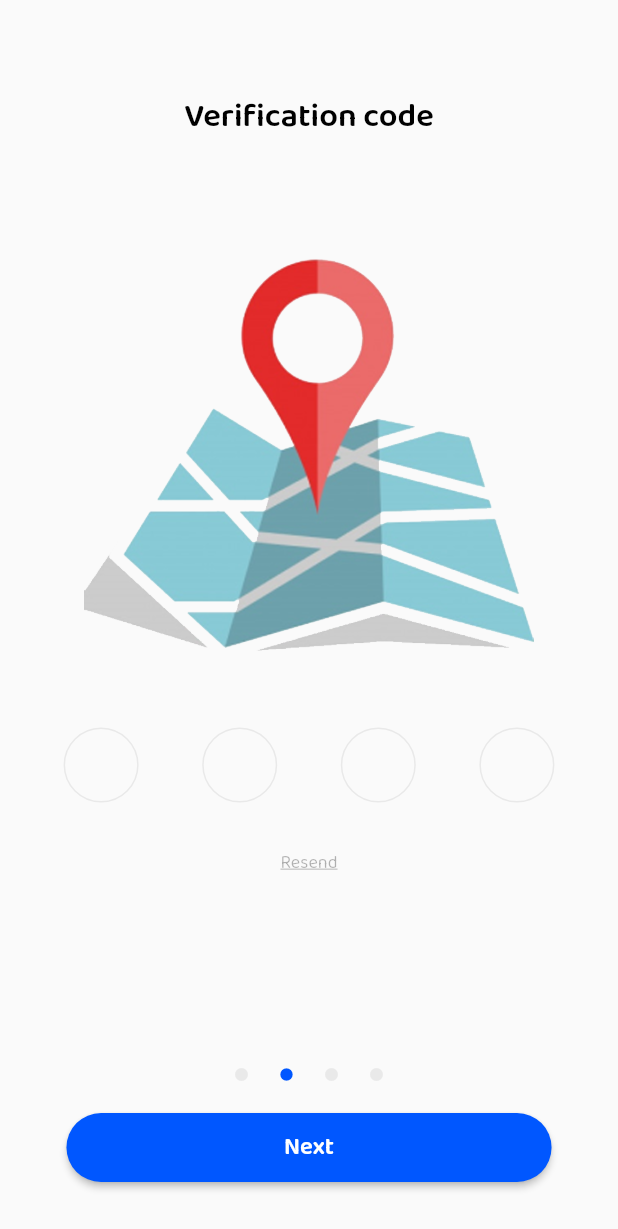
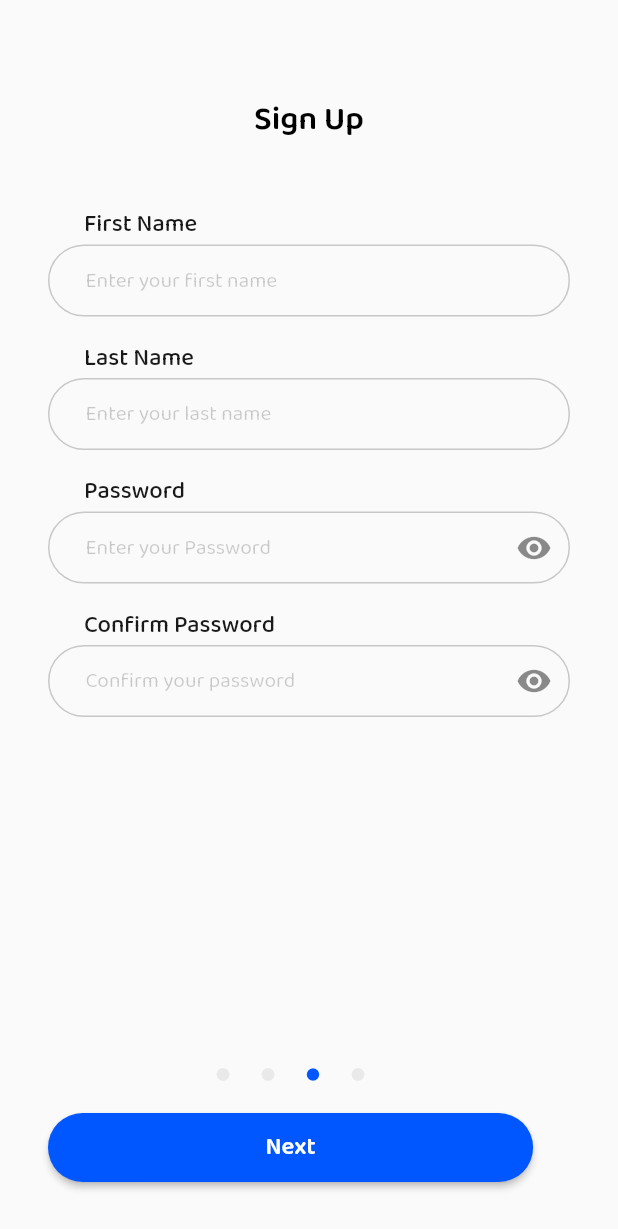
Before and after one commit to Lucki-Media/Flutter-Pinolo, a Flutter app: the Verification_page screen opened directly, after a tap on "Next", on a phone screen of 412 x 824 dp. Shown: the top 1229 px of the screen. Run offline on Flutter 3.47's test engine with Material 2 defaults, Android fonts, the light colour scheme and no system bars; drawn by our look-alikes of pin_code_fields; our stand-ins replace flutter_colorpicker, intl_phone_field, intro_slider.

Commit message:
personal info and vehicle info page.

```diff
--- /dev/null
+++ b/lib/src/ui/personal_info.dart
@@ -0,0 +1,190 @@
+import 'package:flutter/material.dart';
+import 'package:pinolo/src/ui/vehicle_info.dart';
+import 'package:pinolo/src/utils/app_colors.dart';
+import 'package:pinolo/src/utils/app_common.dart';
+import 'package:pinolo/src/utils/strings.dart';
+
+class PersonalInfo extends StatefulWidget {
+  const PersonalInfo({Key? key}) : super(key: key);
+
+  @override
+  State<PersonalInfo> createState() => _PersonalInfoState();
+}
+
+class _PersonalInfoState extends State<PersonalInfo> {
+
+  bool _isObscure = true;
+  bool _isObscure2 = true;
+  @override
+  Widget build(BuildContext context) {
+    return Scaffold(
+      resizeToAvoidBottomInset: false,
+      body: Stack(
+        children: [
+          Padding(
+            padding: const EdgeInsets.all(32.0),
+            child: Column(
+              children: [
+                SizedBox(
+                  height: 30,
+                ),
+                const Text(
+                  Strings.kSignUp,
+                  style: TextStyle(
+                    fontSize: 22,
+                    color: AppColors.kBlack,
+                    fontFamily: 'Baloo2SemiBold',
+                  ),
+                ),
+                SizedBox(
+                  height: 40,
+                ),
+                Padding(
+                  padding: const EdgeInsets.only(left: 24),
+                  child: Align(
+                    alignment: Alignment.topLeft,
+                    child: Text(
+                      Strings.kFirstName,
+                      textAlign: TextAlign.center,
+                      style: AppCommon.labelTextStyle(),
+                    ),
+                  ),
+                ),
+                TextFormField(
+                  style: AppCommon.fieldTextStyle(),
+                  decoration: AppCommon.textFiledDecoration(hintText: Strings.kEnterFirstName),
+                ),
+                SizedBox(
+                  height: 15,
+                ),
+                Padding(
+                  padding: const EdgeInsets.only(left: 24),
+                  child: Align(
+                    alignment: Alignment.topLeft,
+                    child: Text(
+                      Strings.kLastName,
+                      textAlign: TextAlign.center,
+                      style: AppCommon.labelTextStyle(),
+                    ),
+                  ),
+                ),
+                TextFormField(
+                  style: AppCommon.fieldTextStyle(),
+                  decoration: AppCommon.textFiledDecoration(hintText: Strings.kEnterLastName),
+                ),
+                SizedBox(
+                  height: 15,
+                ),
+                Padding(
+                  padding: const EdgeInsets.only(left: 24),
+                  child: Align(
+                    alignment: Alignment.topLeft,
+                    child: Text(
+                      Strings.kPassword,
+                      textAlign: TextAlign.center,
+                      style: AppCommon.labelTextStyle(),
+                    ),
+                  ),
+                ),
+                TextFormField(
+                  obscureText: _isObscure,
+                  obscuringCharacter:'*',
+                  style: AppCommon.fieldTextStyle(),
+                  decoration: AppCommon.textFiledDecoration(
+                    hintText: Strings.kEnterPassword,
+                    Suffix:InkWell(
+                      child: Icon(
+                        _isObscure ? Icons.visibility : Icons.visibility_off,
+                      ),
+                      onTap: () {
+                        setState(() {
+                          _isObscure = !_isObscure;
+                        });
+                      },
+                    ), ),
+                ),
+                SizedBox(
+                  height: 15,
+                ),
+                Padding(
+                  padding: const EdgeInsets.only(left: 24),
+                  child: Align(
+                    alignment: Alignment.topLeft,
+                    child: Text(
+                      Strings.kConfirmPassword,
+                      textAlign: TextAlign.center,
+                      style: AppCommon.labelTextStyle(),
+                    ),
+                  ),
+                ),
+                TextFormField(
+                  obscureText: _isObscure2,
+                  obscuringCharacter:'*',
+                  style: AppCommon.fieldTextStyle(),
+                  decoration: AppCommon.textFiledDecoration(
+                    hintText: Strings.kConfirmYourPassword,
+                    Suffix:InkWell(
+                      child: Icon(
+                        _isObscure2 ? Icons.visibility : Icons.visibility_off,
+                      ),
+                      onTap: () {
+                        setState(() {
+                          _isObscure2 = !_isObscure2;
+                        });
+                      },
+                    ), ),
+                ),
+              ],
+            ),
+          ),
+          Positioned(
+            bottom: 35,
+            child: Padding(
+              padding: const EdgeInsets.only(left: 32, right: 32),
+              child: Column(
+                children: [
+                  Padding(
+                    padding: const EdgeInsets.only(bottom: 20.0),
+                    child: Row(
+                      mainAxisAlignment: MainAxisAlignment.center,
+                      children: [
+                        Icon(Icons.circle,size: 10,color: AppColors.kGrey,),
+                        SizedBox(width: 20,),
+                        Icon(Icons.circle,size: 10,color: AppColors.kGrey,),
+                        SizedBox(width: 20,),
+                        Icon(Icons.circle,size: 10,color: AppColors.kBlue,),
+                        SizedBox(width: 20,),
+                        Icon(Icons.circle,size: 10,color: AppColors.kGrey,),
+                      ],
+                    ),
+                  ),
+                  ElevatedButton(
+                    onPressed: () {
+                      Navigator.push(
+                        context,
+                        MaterialPageRoute(builder: (context) =>  VehicleInfo()),
+                      );
+                    },
+                    style: ElevatedButton.styleFrom(
+                      padding: const EdgeInsets.symmetric(
+                          vertical: 10, horizontal: 145),
+                      shape: RoundedRectangleBorder(
+                          borderRadius: BorderRadius.circular(30.0)),
+                      textStyle: const TextStyle(
+                          fontFamily: 'Baloo2SemiBold',
+                          fontSize: 16,
+                          color: AppColors.kWhite),
+                      primary: AppColors.kBlue,
+                    ),
+                    //icon: Icon(Icons.add, size: 18),
+                    child: const Text(Strings.kNext),
+                  ),
+                ],
+              ),
+            ),
+          )
+        ],
+      ),
+    );;
+  }
+}
--- a/lib/src/ui/verification_page.dart
+++ b/lib/src/ui/verification_page.dart
@@ -1,4 +1,5 @@
 import 'package:flutter/material.dart';
+import 'package:pinolo/src/ui/personal_info.dart';
 import 'package:pinolo/src/utils/app_colors.dart';
 import 'package:pinolo/src/utils/strings.dart';
 import 'package:pin_code_fields/pin_code_fields.dart';
@@ -147,6 +148,10 @@ class _Verification_pageState extends State<Verification_page> {
               ),
               ElevatedButton(
                 onPressed: () {
+                  Navigator.push(
+                    context,
+                    MaterialPageRoute(builder: (context) =>  PersonalInfo()),
+                  );
                 },
                 style: ElevatedButton.styleFrom(
                   padding:
--- /dev/null
+++ b/lib/src/utils/app_common.dart
@@ -0,0 +1,70 @@
+import 'package:flutter/material.dart';
+import 'package:pinolo/src/utils/app_colors.dart';
+
+class AppCommon {
+  static InputDecoration textFiledDecoration({ String? hintText,  Widget? Suffix}) {
+    return InputDecoration(
+      contentPadding: const EdgeInsets.symmetric(
+          vertical: 0, horizontal: 25),
+      focusedBorder: OutlineInputBorder(
+        borderSide: const BorderSide(
+            color: AppColors.kBlue, width: 1.0),
+        borderRadius: BorderRadius.circular(30.0),
+      ),
+      enabledBorder: OutlineInputBorder(
+        borderSide: BorderSide(
+            color: AppColors.kBlack.withOpacity(0.2),
+            width: 1.0),
+        borderRadius: BorderRadius.circular(30.0),
+      ),
+      hintText: hintText,
+      hintStyle: TextStyle(
+        fontSize: 14,
+        color: AppColors.kBlack.withOpacity(.2),
+        fontFamily: 'Baloo2Regular',
+      ),
+      suffixIcon: Suffix
+      //labelText: ,
+    );
+  }
+
+  static TextStyle labelTextStyle(){
+    return TextStyle(
+      fontSize: 16,
+      color: AppColors.kBlack.withOpacity(.9),
+      fontFamily: 'Baloo2Medium',
+    );
+  }
+
+  static TextStyle fieldTextStyle(){
+    return  TextStyle(
+      fontSize: 14,
+      color: AppColors.kBlack,
+      fontFamily: 'Baloo2Regular',
+    );
+  }
+  // static ScaffoldFeatureController showSnackBar(
+  //     {required BuildContext context, required String text}) {
+  //   return ScaffoldMessenger.of(context).showSnackBar(SnackBar(
+  //     content: Text(
+  //       text,
+  //       style: TextStyle(color: Colors.white),
+  //     ),
+  //     backgroundColor: Colors.red,
+  //   ));
+  // }
+  //
+  // static showToast(String msg) {
+  //   Fluttertoast.showToast(
+  //     msg: msg.split("||").join("\n"),
+  //     toastLength: Toast.LENGTH_SHORT,
+  //     gravity: ToastGravity.BOTTOM,
+  //     timeInSecForIosWeb: 1,
+  //     backgroundColor: Colors.black.withOpacity(.90),
+  //     textColor: Colors.white,
+  //     fontSize: 16.0,
+  //   );
+  //
+  // }
+
+}
--- a/lib/src/utils/strings.dart
+++ b/lib/src/utils/strings.dart
@@ -38,5 +38,21 @@ class Strings {
   static const String kPrivacyPolicy = 'Privacy Policy.';
   static const String kVerifyCode = 'Verification code';
   static const String kResend = 'Resend';
+  static const String kFirstName = 'First Name';
+  static const String kEnterFirstName = 'Enter your first name';
+  static const String kLastName = 'Last Name';
+  static const String kEnterLastName = 'Enter your last name';
+  static const String kConfirmPassword = 'Confirm Password';
+  static const String kConfirmYourPassword = 'Confirm your password';
+  static const String kMake = 'Make';
+  static const String kChooseVehicleMake = 'Choose your vehicle make';
+  static const String kModel = 'Model';
+  static const String kChooseVehicleModel = 'Choose your vehicle model';
+  static const String kBody = 'Body';
+  static const String kChooseVehicleBody = 'Choose your vehicle body';
+  static const String kColor = 'Color';
+  static const String kChooseVehicleColor = 'Choose your vehicle color';
+  static const String kRegiNumber = 'Registration number';
+  static const String kEnterRegiNo = 'Enter your registration number';
 
 }
--- a/pubspec.yaml
+++ b/pubspec.yaml
@@ -40,6 +40,7 @@ dependencies:
   flutter_launcher_icons: ^0.9.3
   intl_phone_field: ^3.1.0
   pin_code_fields: ^7.4.0
+  flutter_colorpicker: ^1.0.3
 
 dev_dependencies:
   flutter_test:
```
Also changed, not shown: lib/src/ui/home_page.dart (+29 -128 lines), lib/src/ui/vehicle_info.dart (added, +250 -0 lines).
